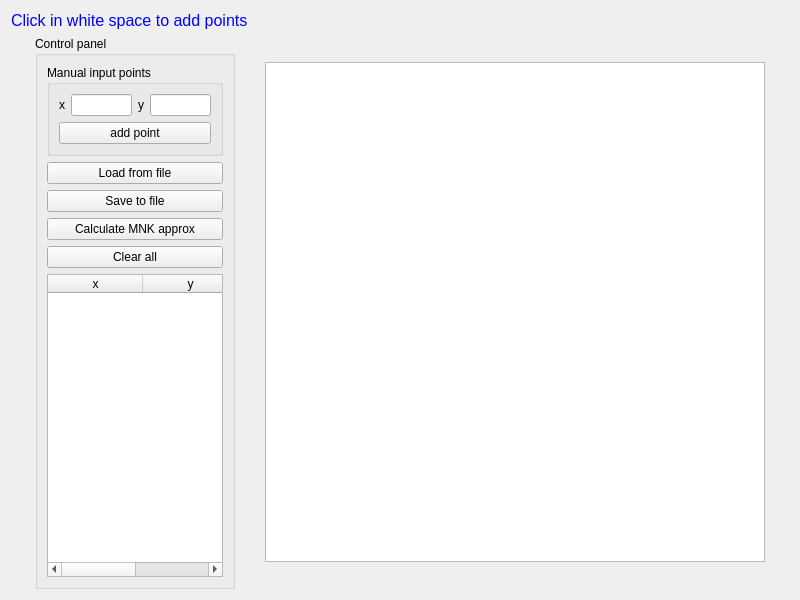
Before: the Qt Designer form mnk/Window.ui in lovsander/mnk_approx_qt_graphical, drawn with Qt 5.
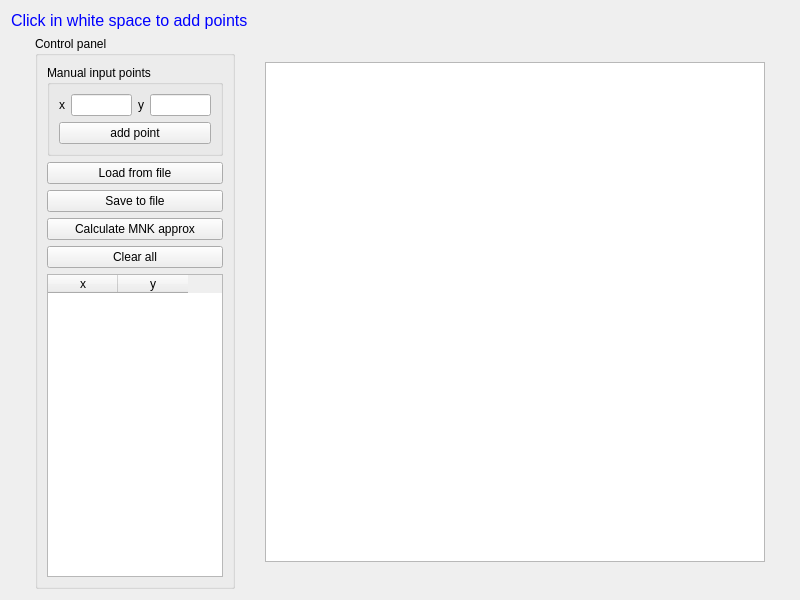
After: the same form once the commit is applied.

The edit to the form file:
```diff
--- a/mnk/Window.ui
+++ b/mnk/Window.ui
@@ -186,7 +186,7 @@
            </size>
           </property>
           <attribute name="horizontalHeaderDefaultSectionSize">
-           <number>95</number>
+           <number>70</number>
           </attribute>
           <column>
            <property name="text">
```
Left out of the diff: 6 changed lines with no effect on the pictures.
